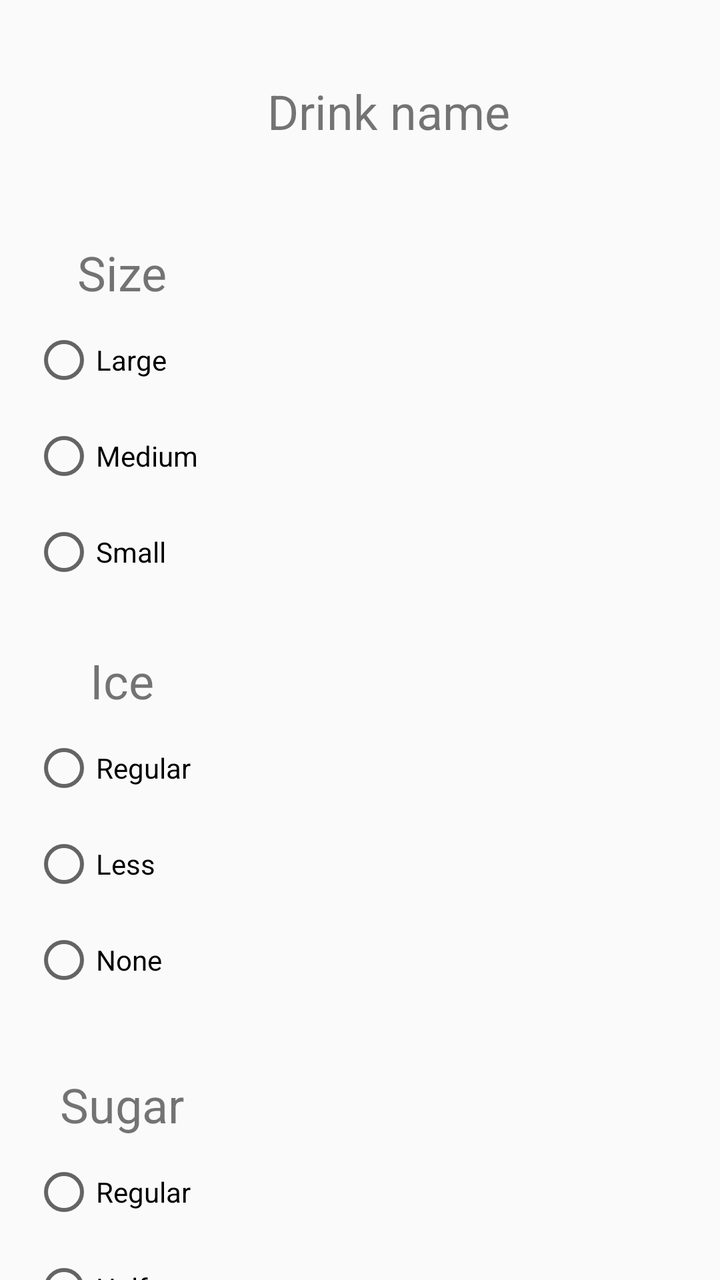
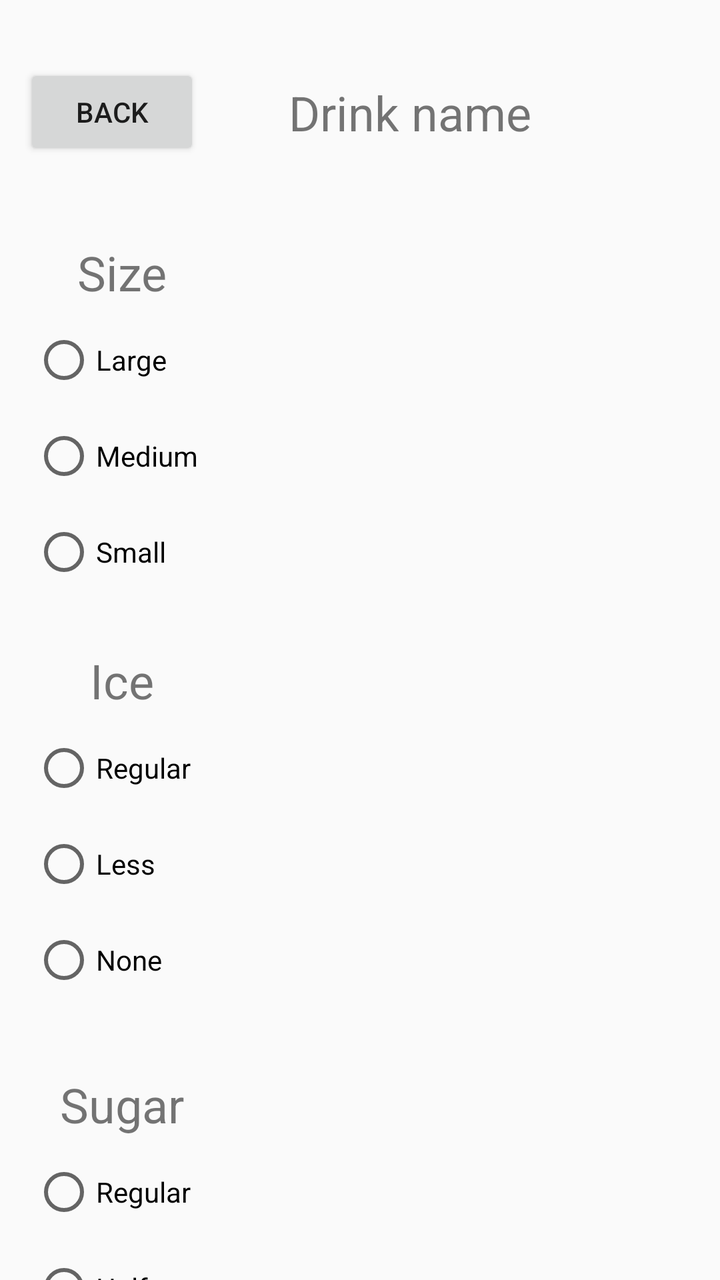

Two renders of the same Android screen: before a commit and after it. Below are the layout's source before the change and the commit's diff.
<!-- AndroidManifest.xml: application theme Theme.Classicdrink -->
<!-- res/layout/optionlayout.xml -->
<?xml version="1.0" encoding="utf-8"?>
<androidx.constraintlayout.widget.ConstraintLayout xmlns:android="http://schemas.android.com/apk/res/android"
    xmlns:tools="http://schemas.android.com/tools"
    android:layout_width="match_parent"
    android:layout_height="match_parent"
    xmlns:app="http://schemas.android.com/apk/res-auto">

    <TextView
        android:id="@+id/sugarText"
        android:layout_width="90dp"
        android:layout_height="40dp"
        android:layout_marginLeft="16dp"
        android:layout_marginTop="536dp"
        android:text="Sugar"
        android:textAlignment="center"
        android:textSize="24dp"
        app:layout_constraintLeft_toLeftOf="parent"
        app:layout_constraintTop_toTopOf="parent" />

    <TextView
        android:id="@+id/iceText"
        android:layout_width="90dp"
        android:layout_height="40dp"
        android:layout_marginLeft="16dp"
        android:layout_marginTop="324dp"
        android:text="Ice"
        android:textAlignment="center"
        android:textSize="24dp"
        app:layout_constraintLeft_toLeftOf="parent"
        app:layout_constraintTop_toTopOf="parent" />

    <TextView
        android:id="@+id/drinkText"
        android:layout_width="245dp"
        android:layout_height="39dp"
        android:layout_marginLeft="72dp"
        android:layout_marginTop="36dp"
        android:gravity="center"
        android:text="Drink name"
        android:textSize="24sp"
        app:layout_constraintLeft_toLeftOf="parent"
        app:layout_constraintTop_toTopOf="parent" />

    <TextView
        android:id="@+id/sizeText"
        android:layout_width="90dp"
        android:layout_height="40dp"
        android:layout_marginLeft="16dp"
        android:layout_marginTop="120dp"
        android:text="Size"
        android:textAlignment="center"
        android:textSize="24dp"
        app:layout_constraintLeft_toLeftOf="parent"
        app:layout_constraintTop_toTopOf="parent" />

    <RadioGroup
        android:id="@+id/sizeGroup"
        android:layout_width="90dp"
        android:layout_height="144dp"
        android:layout_marginLeft="16dp"
        android:layout_marginTop="156dp"
        app:layout_constraintLeft_toLeftOf="parent"
        app:layout_constraintTop_toTopOf="parent">

        <RadioButton
            android:id="@+id/sizeLarge"
            android:layout_width="90dp"
            android:layout_height="48dp"
            android:text="Large" />

        <RadioButton
            android:id="@+id/sizeMedium"
            android:layout_width="90dp"
            android:layout_height="48dp"
            android:text="Medium" />

        <RadioButton
            android:id="@+id/sizeSmall"
            android:layout_width="90dp"
            android:layout_height="48dp"
            android:text="Small" />

    </RadioGroup>

    <RadioGroup
        android:id="@+id/iceGroup"
        android:layout_width="90dp"
        android:layout_height="144dp"
        android:layout_marginLeft="16dp"
        android:layout_marginTop="360dp"
        app:layout_constraintLeft_toLeftOf="parent"
        app:layout_constraintTop_toTopOf="parent">

        <RadioButton
            android:id="@+id/iceRegular"
            android:layout_width="90dp"
            android:layout_height="48dp"
            android:text="Regular" />

        <RadioButton
            android:id="@+id/iceLess"
            android:layout_width="90dp"
            android:layout_height="48dp"
            android:text="Less" />

        <RadioButton
            android:id="@+id/iceNone"
            android:layout_width="90dp"
            android:layout_height="48dp"
            android:text="None" />

    </RadioGroup>

    <RadioGroup
        android:id="@+id/sugarGroup"
        android:layout_width="90dp"
        android:layout_height="144dp"
        android:layout_marginLeft="16dp"
        android:layout_marginTop="572dp"
        app:layout_constraintLeft_toLeftOf="parent"
        app:layout_constraintTop_toTopOf="parent">

        <RadioButton
            android:id="@+id/sugarRegular"
            android:layout_width="90dp"
            android:layout_height="48dp"
            android:text="Regular" />

        <RadioButton
            android:id="@+id/sugarHalf"
            android:layout_width="90dp"
            android:layout_height="48dp"
            android:text="Half" />

        <RadioButton
            android:id="@+id/sugarNone"
            android:layout_width="match_parent"
            android:layout_height="50dp"
            android:text="None" />
    </RadioGroup>

    <Button
        android:id="@+id/submitButton"
        android:layout_width="wrap_content"
        android:layout_height="wrap_content"
        android:layout_marginLeft="288dp"
        android:layout_marginTop="648dp"
        android:text="Submit"
        app:layout_constraintLeft_toLeftOf="parent"
        app:layout_constraintTop_toTopOf="parent" />

</androidx.constraintlayout.widget.ConstraintLayout>
<!-- resources referenced by this layout -->
<resources>
  <style name="Theme.Classicdrink" parent="android:Theme.Material.Light.NoActionBar" />
</resources>

<!-- the commit's change to res/layout/optionlayout.xml (unified diff, before → after) -->
@@ -31,10 +31,10 @@
 
     <TextView
         android:id="@+id/drinkText"
-        android:layout_width="245dp"
-        android:layout_height="39dp"
-        android:layout_marginLeft="72dp"
-        android:layout_marginTop="36dp"
+        android:layout_width="210dp"
+        android:layout_height="29dp"
+        android:layout_marginLeft="100dp"
+        android:layout_marginTop="40dp"
         android:gravity="center"
         android:text="Drink name"
         android:textSize="24sp"
@@ -149,4 +149,14 @@
         app:layout_constraintLeft_toLeftOf="parent"
         app:layout_constraintTop_toTopOf="parent" />
 
+    <Button
+        android:id="@+id/backButton"
+        android:layout_width="wrap_content"
+        android:layout_height="wrap_content"
+        android:layout_marginLeft="12dp"
+        android:layout_marginTop="32dp"
+        android:text="Back"
+        app:layout_constraintLeft_toLeftOf="parent"
+        app:layout_constraintTop_toTopOf="parent" />
+
 </androidx.constraintlayout.widget.ConstraintLayout>
